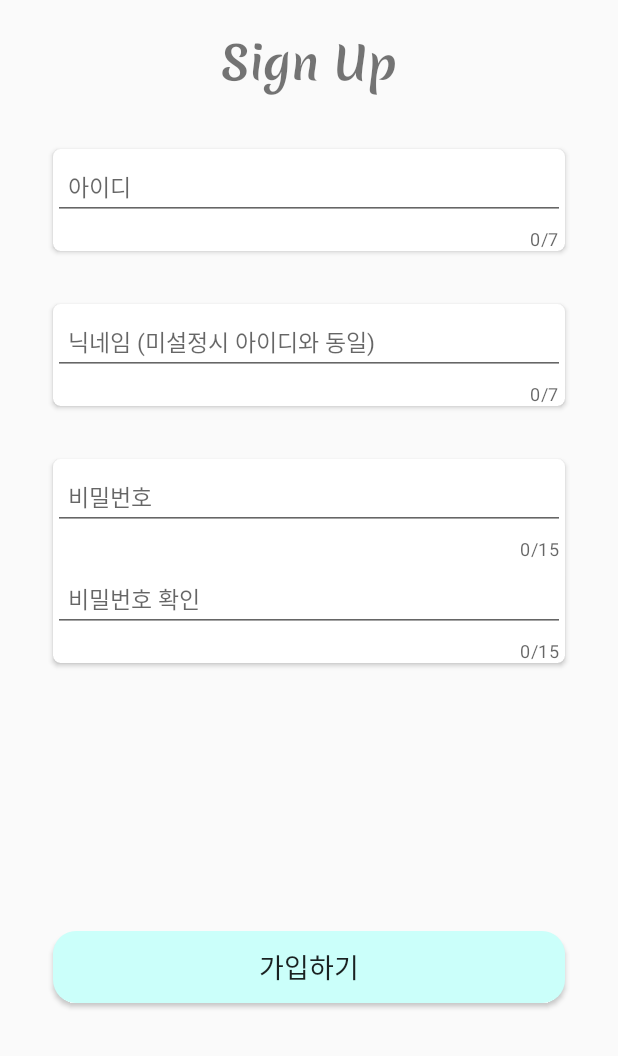
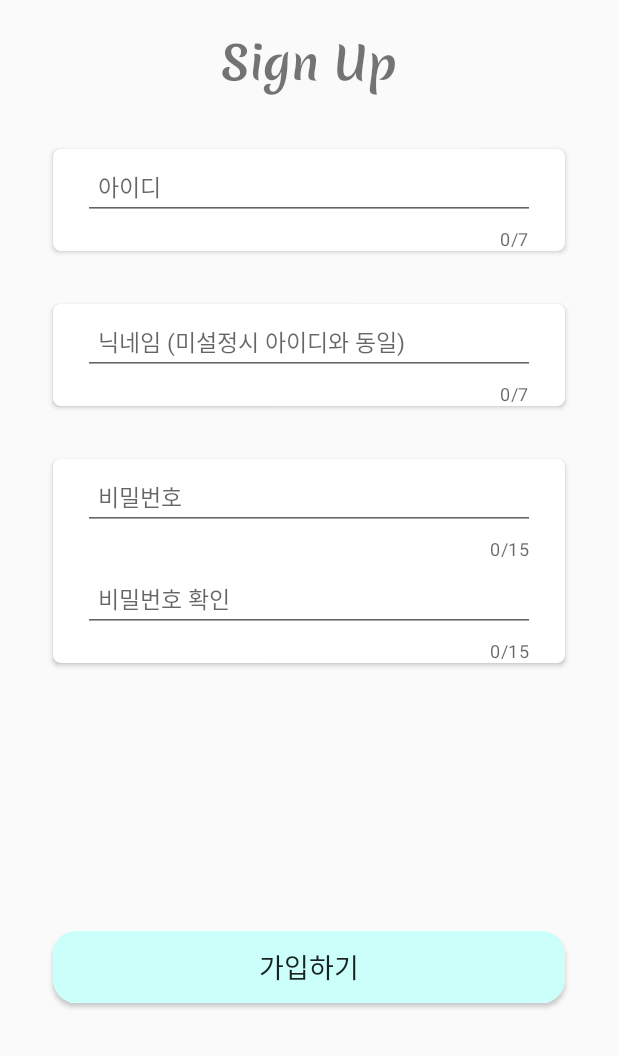
Before and after one commit to Nongdanggong/MNS, an Android app: the JoinFragment screen opened through its navigation route, on a phone screen of 412 x 824 dp, the part 180-1236 px from its top. Run offline under Robolectric (Android 15) with nearby library versions, the phone set to English and light mode, and no system bars; our stand-ins replace Room's generated code.

Commit message:
ui 최종 수정

```diff
--- a/app/src/main/res/layout/fragment_join.xml
+++ b/app/src/main/res/layout/fragment_join.xml
@@ -50,7 +50,9 @@
                 android:layout_height="wrap_content"
                 android:theme="@style/Theme.MaterialComponents.Light.NoActionBar"
                 app:counterEnabled="true"
-                app:counterMaxLength="7">
+                app:counterMaxLength="7"
+                android:paddingRight="20dp"
+                android:paddingLeft="20dp">
 
                 <com.google.android.material.textfield.TextInputEditText
                     android:layout_width="match_parent"
@@ -80,7 +82,9 @@
                 android:layout_height="wrap_content"
                 android:theme="@style/Theme.MaterialComponents.Light.NoActionBar"
                 app:counterEnabled="true"
-                app:counterMaxLength="7">
+                app:counterMaxLength="7"
+                android:paddingRight="20dp"
+                android:paddingLeft="20dp">
 
                 <com.google.android.material.textfield.TextInputEditText
                     android:layout_width="match_parent"
@@ -115,7 +119,9 @@
                     android:layout_height="wrap_content"
                     android:theme="@style/Theme.MaterialComponents.Light.NoActionBar"
                     app:counterEnabled="true"
-                    app:counterMaxLength="15">
+                    app:counterMaxLength="15"
+                    android:paddingRight="20dp"
+                    android:paddingLeft="20dp">
 
                     <com.google.android.material.textfield.TextInputEditText
                         android:layout_width="match_parent"
@@ -124,7 +130,9 @@
                         android:inputType="textPassword"
                         android:paddingStart="10dp"
                         android:text=""
-                        android:textSize="15sp" />
+                        android:textSize="15sp"
+                        android:paddingRight="20dp"
+                        android:paddingLeft="20dp"/>
                 </com.google.android.material.textfield.TextInputLayout>
 
                 <com.google.android.material.textfield.TextInputLayout
@@ -134,7 +142,9 @@
                     android:layout_height="wrap_content"
                     android:theme="@style/Theme.MaterialComponents.Light.NoActionBar"
                     app:counterEnabled="true"
-                    app:counterMaxLength="15">
+                    app:counterMaxLength="15"
+                    android:paddingRight="20dp"
+                    android:paddingLeft="20dp">
 
                     <com.google.android.material.textfield.TextInputEditText
                         android:layout_width="match_parent"
@@ -143,7 +153,8 @@
                         android:inputType="textPassword"
                         android:paddingStart="10dp"
                         android:text=""
-                        android:textSize="15sp" />
+                        android:textSize="15sp"
+                        />
                 </com.google.android.material.textfield.TextInputLayout>
 
             </LinearLayout>
--- a/app/src/main/res/layout/fragment_post_read_footer.xml
+++ b/app/src/main/res/layout/fragment_post_read_footer.xml
@@ -13,7 +13,8 @@
         android:src="@drawable/comment_img"
         android:layout_width="30dp"
         android:layout_height="50dp"
-        android:layout_margin="5dp"
+        android:layout_marginRight="10dp"
+        android:layout_marginLeft="10dp"
         app:layout_constraintTop_toTopOf="parent"
         app:layout_constraintBottom_toBottomOf="parent"
         app:layout_constraintLeft_toLeftOf="parent" />
@@ -39,7 +40,8 @@
         android:src="@drawable/comment_send"
         android:layout_width="30dp"
         android:layout_height="50dp"
-        android:layout_margin="5dp"
+        android:layout_marginRight="10dp"
+        android:layout_marginLeft="10dp"
         android:background="@android:color/transparent"
         android:scaleType="fitCenter"
         app:layout_constraintTop_toTopOf="parent"
```
Also changed, not shown: app/src/main/res/layout/fragmet_post_read_header.xml (+7 -13 lines).
